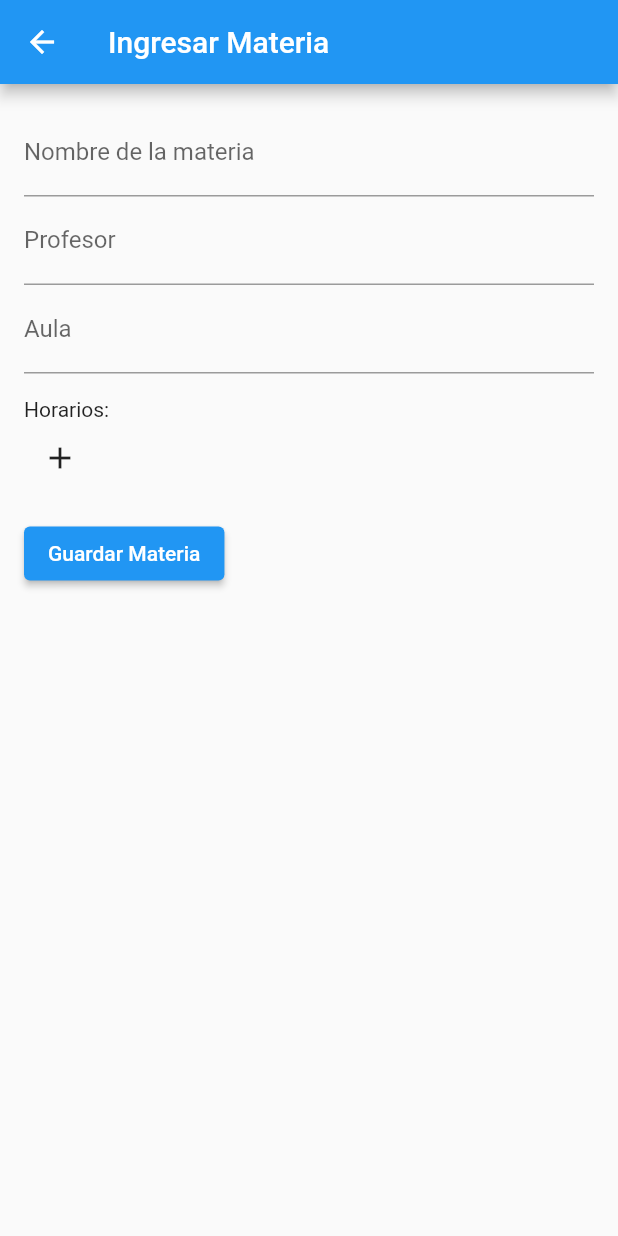
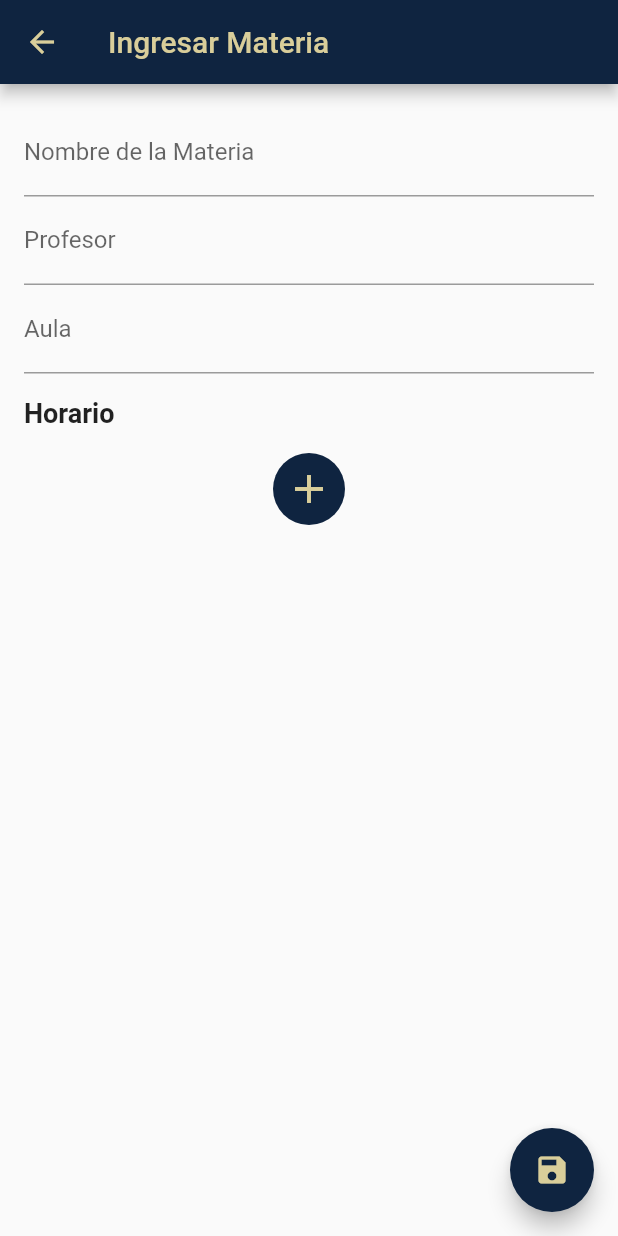
Before and after one commit to DonOtame/polismart_project, a Flutter app: the IngresoMateriaScreen screen opened directly, after a tap on the "add" icon, after a tap on the "delete" icon, on a phone screen of 412 x 824 dp. Run offline on Flutter 3.47's test engine with Material 2 defaults, Android fonts, the phone set to English and light mode, and no system bars; our stand-ins replace cloud_firestore, firebase_auth, firebase_core; accounts and stored records are empty; network calls fail.

Commit message:
Update form_materia.dart

```diff
--- a/lib/screens/form_materia.dart
+++ b/lib/screens/form_materia.dart
@@ -1,8 +1,4 @@
-// screens/ingreso_materia.dart
-
 import 'package:flutter/material.dart';
-import 'package:polismart_project/models/materia.dart';
-import 'package:polismart_project/services/firebase_service.dart';
 
 class IngresoMateriaScreen extends StatefulWidget {
   @override
@@ -10,145 +6,176 @@ class IngresoMateriaScreen extends StatefulWidget {
 }
 
 class _IngresoMateriaScreenState extends State<IngresoMateriaScreen> {
-  final _formKey = GlobalKey<FormState>();
-  final _nombreController = TextEditingController();
-  final _profesorController = TextEditingController();
-  final _aulaController = TextEditingController();
-  final _horarios = <Horario>[]; // Lista de horarios
-
-  void _agregarHorario() {
-    setState(() {
-      _horarios.add(Horario(diaSemana: '', horaInicio: '', horaFin: ''));
-    });
-  }
-
-  void _eliminarHorario(int index) {
-    setState(() {
-      _horarios.removeAt(index);
-    });
-  }
-
-  void _guardarMateria() {
-    if (_formKey.currentState!.validate()) {
-      final nuevaMateria = Materia(
-        nombre: _nombreController.text,
-        color: '', // Aquí puedes establecer el color si es necesario.
-        profesor: _profesorController.text,
-        aula: _aulaController.text,
-        horarios: _horarios,
-      );
-
-      materiaProvider.agregarMateria(nuevaMateria).then((_) {
-        // Materia agregada con éxito, puedes realizar alguna acción adicional.
-        ScaffoldMessenger.of(context).showSnackBar(
-          SnackBar(content: Text('Materia agregada con éxito')),
-        );
-      }).catchError((error) {
-        // Manejo de errores
-        ScaffoldMessenger.of(context).showSnackBar(
-          SnackBar(content: Text('Error al agregar la materia: $error')),
-        );
-      });
-    }
-  }
+  List<HorarioInput> horarios = [];
+  String selectedDay = 'Lunes';
+  TimeOfDay selectedStartTime = TimeOfDay.now();
+  TimeOfDay selectedEndTime = TimeOfDay.now();
+  bool isFirstHorario = true;
 
   @override
   Widget build(BuildContext context) {
     return Scaffold(
       appBar: AppBar(
-        title: Text('Ingresar Materia'),
+        backgroundColor: const Color(0xFF0F2440),
+        title: const Text(
+          'Ingresar Materia',
+          style: TextStyle(
+            color: Color(0xFFD9CE9A), // Color del texto
+          ),
+        ),
+        iconTheme: IconThemeData(
+          color:
+              Color(0xFFD9CE9A), // Cambia el color de la flecha de retorno aquí
+        ),
       ),
       body: SingleChildScrollView(
-        padding: EdgeInsets.all(16.0),
+        padding: const EdgeInsets.all(16.0),
         child: Form(
-          key: _formKey,
           child: Column(
             crossAxisAlignment: CrossAxisAlignment.start,
-            children: <Widget>[
+            children: [
               TextFormField(
-                controller: _nombreController,
-                decoration: InputDecoration(labelText: 'Nombre de la materia'),
-                validator: (value) {
-                  if (value!.isEmpty) {
-                    return 'Por favor, ingresa el nombre de la materia';
-                  }
-                  return null;
-                },
+                decoration: InputDecoration(labelText: 'Nombre de la Materia'),
               ),
               TextFormField(
-                controller: _profesorController,
                 decoration: InputDecoration(labelText: 'Profesor'),
-                validator: (value) {
-                  if (value!.isEmpty) {
-                    return 'Por favor, ingresa el nombre del profesor';
-                  }
-                  return null;
-                },
               ),
               TextFormField(
-                controller: _aulaController,
                 decoration: InputDecoration(labelText: 'Aula'),
-                validator: (value) {
-                  if (value!.isEmpty) {
-                    return 'Por favor, ingresa el nombre del aula';
+              ),
+              Padding(
+                padding: const EdgeInsets.only(top: 16.0),
+                child: Text(
+                  'Horario',
+                  style: TextStyle(
+                    fontSize: 18,
+                    fontWeight: FontWeight.bold,
+                  ),
+                ),
+              ),
+              for (var i = 0; i < horarios.length; i++) ...[
+                _buildHorarioInput(i),
+                if (i < horarios.length - 1) Divider(),
+              ],
+              SizedBox(height: 16.0),
+              _buildAgregarHorarioButton(),
+            ],
+          ),
+        ),
+      ),
+      floatingActionButton: FloatingActionButton(
+        onPressed: () {
+          // Agregar funcionalidad para guardar la materia en Firestore
+        },
+        backgroundColor: Color(0xFF0F2440), // Cambia el color de fondo aquí
+        foregroundColor: Color(0xFFD9CE9A), // Cambia el color del icono aquí
+        child: Icon(Icons.save),
+      ),
+    );
   }
-                  return null;
-                },
-              ),
-              SizedBox(height: 16.0),
-              Text('Horarios:'),
-              Column(
-                children: _horarios.asMap().entries.map((entry) {
-                  final index = entry.key;
-                  final horario = entry.value;
+
+  Widget _buildHorarioInput(int index) {
     return Row(
       children: [
         Expanded(
-                        child: TextFormField(
-                          decoration: InputDecoration(labelText: 'Día'),
-                          onChanged: (value) {
-                            horario.diaSemana = value;
+          child: DropdownButtonFormField<String>(
+            value: selectedDay,
+            onChanged: (newValue) {
+              setState(() {
+                selectedDay = newValue!;
+              });
             },
+            items: <String>[
+              'Lunes',
+              'Martes',
+              'Miércoles',
+              'Jueves',
+              'Viernes',
+              'Sábado',
+            ].map<DropdownMenuItem<String>>((String value) {
+              return DropdownMenuItem<String>(
+                value: value,
+                child: Text(value),
+              );
+            }).toList(),
           ),
         ),
         Expanded(
-                        child: TextFormField(
-                          decoration:
-                              InputDecoration(labelText: 'Hora de inicio'),
-                          onChanged: (value) {
-                            horario.horaInicio = value;
+          child: TextButton(
+            onPressed: () async {
+              final selectedTime = await showTimePicker(
+                context: context,
+                initialTime: selectedStartTime,
+              );
+              if (selectedTime != null) {
+                setState(() {
+                  selectedStartTime = selectedTime;
+                });
+              }
             },
+            child: Text(selectedStartTime.format(context)),
           ),
         ),
         Expanded(
-                        child: TextFormField(
-                          decoration: InputDecoration(labelText: 'Hora de fin'),
-                          onChanged: (value) {
-                            horario.horaFin = value;
+          child: TextButton(
+            onPressed: () async {
+              final selectedTime = await showTimePicker(
+                context: context,
+                initialTime: selectedEndTime,
+              );
+              if (selectedTime != null) {
+                setState(() {
+                  selectedEndTime = selectedTime;
+                });
+              }
             },
+            child: Text(selectedEndTime.format(context)),
           ),
         ),
+        if (!isFirstHorario || horarios.length > 1)
           IconButton(
-                        icon: Icon(Icons.delete),
-                        onPressed: () => _eliminarHorario(index),
+            onPressed: () {
+              setState(() {
+                horarios.removeAt(index);
+              });
+            },
+            icon: Icon(
+              Icons.delete,
+              color: Colors.red,
+            ),
           ),
       ],
     );
-                }).toList(),
+  }
+
+  Widget _buildAgregarHorarioButton() {
+    return Center(
+      child: Container(
+        decoration: BoxDecoration(
+          color: Color(0xFF0F2440),
+          shape: BoxShape.circle,
         ),
-              IconButton(
-                icon: Icon(Icons.add),
-                onPressed: _agregarHorario,
-              ),
-              SizedBox(height: 16.0),
-              ElevatedButton(
-                onPressed: _guardarMateria,
-                child: Text('Guardar Materia'),
-              ),
-            ],
+        child: IconButton(
+          onPressed: () {
+            setState(() {
+              horarios.add(HorarioInput());
+              isFirstHorario = false;
+            });
+          },
+          icon: Icon(
+            Icons.add,
+            size: 32.0,
+            color: Color(0xFFD9CE9A),
           ),
         ),
       ),
     );
   }
 }
+
+class HorarioInput extends StatelessWidget {
+  @override
+  Widget build(BuildContext context) {
+    return SizedBox();
+  }
+}
```
Lines whose indentation alone changed are shown as unchanged.
